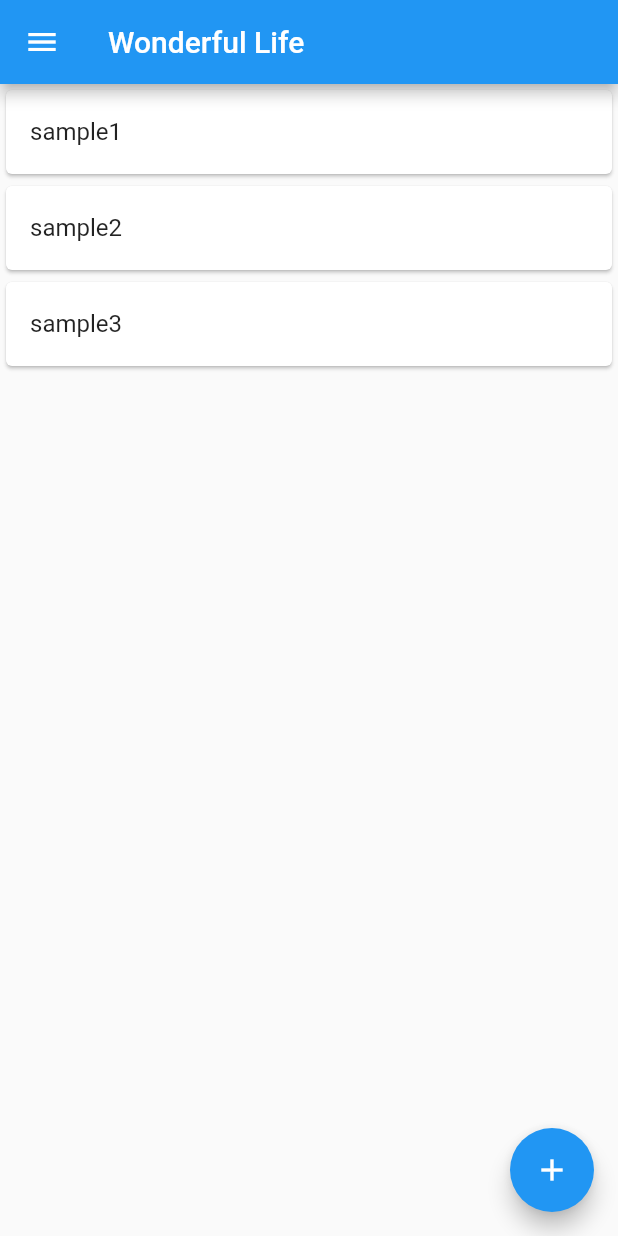
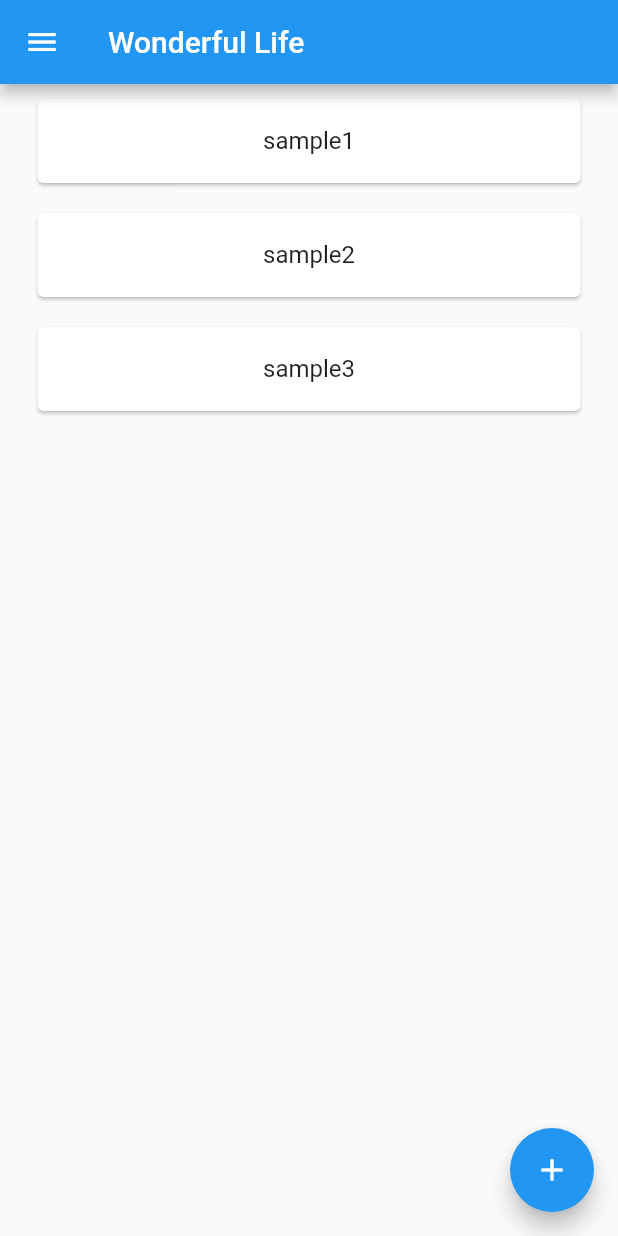
Before and after one commit to HYKTSNG/wonderful_life, a Flutter app: the screen it shows after launch, on a phone screen of 412 x 824 dp. Run offline on Flutter 3.47's test engine with Material 2 defaults, Android fonts, the phone set to English and light mode, and no system bars.

Commit message:
update: 中央寄せ

```diff
--- a/lib/main.dart
+++ b/lib/main.dart
@@ -101,8 +101,12 @@ class _TodoListPageState extends State<TodoListPage> {
                   ),
                 ),
                 child: Card(
+                  margin: EdgeInsets.symmetric(vertical: 10, horizontal: 25),
                   child: ListTile(
-                    title: Text(todoList[index]),
+                    title: Text(
+                      todoList[index],
+                      textAlign: TextAlign.center,
+                    ),
                   ),
                 ));
           }),
```
